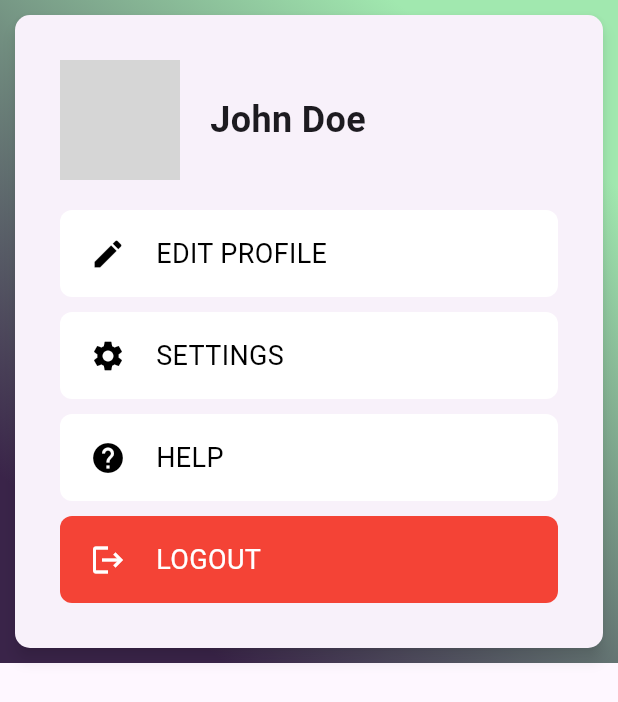
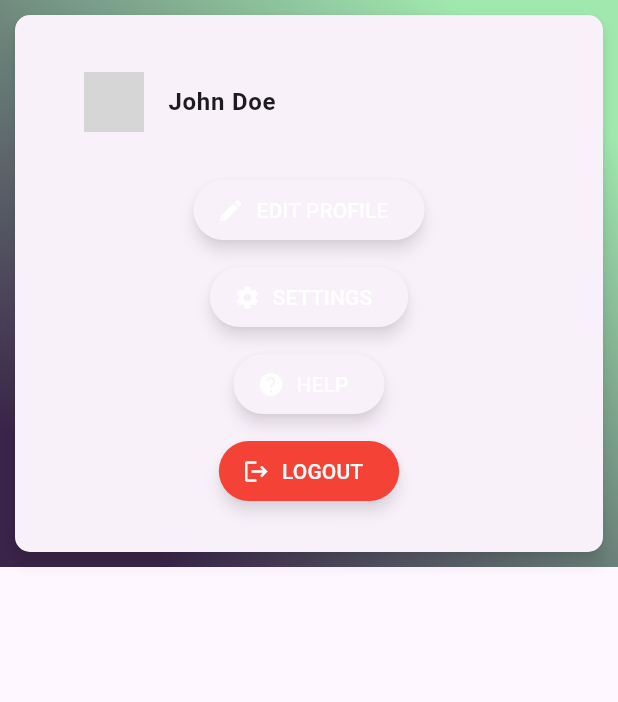
Before and after one commit to Affi-Amine/CoVoiturage, a Flutter app: the ProfileScreen screen opened directly, on a phone screen of 412 x 824 dp. Shown: the top 702 px of the screen. Run offline on Flutter 3.47's test engine with Material 2 defaults, Android fonts, the phone set to English and light mode, and no system bars; our stand-ins replace curved_navigation_bar, intl_phone_field; grey boxes are pictures that could not be loaded.

Commit message:
adding some style to the profileScreen

```diff
--- a/lib/screens/home/test.dart
+++ b/lib/screens/home/test.dart
@@ -48,70 +48,48 @@ class _ProfileContentCardState extends State<ProfileContentCard> {
         child: Column(
           mainAxisSize: MainAxisSize.min,
           children: [
-            // Profile Picture and Name Row
-            Row(
-              children: [
-                CircleAvatar(
-                  // Replace this with the user's profile picture
-                  backgroundImage: AssetImage('assets/profile_picture.png'),
-                  radius: 40,
-                ),
-                const SizedBox(width: 20),
-                Text(
-                  'John Doe', // Replace this with the user's name
-                  style: TextStyle(
-                    fontSize: 24,
-                    fontWeight: FontWeight.bold,
-                  ),
-                ),
-              ],
+            ListTile(
+              leading: CircleAvatar(
+                // Replace this with the user's profile picture
+                backgroundImage: AssetImage('assets/images/user_avatar.png'),
+              ),
+              title: Text(
+                // Replace this with the user's name
+                'John Doe',
+                style: TextStyle(fontWeight: FontWeight.bold),
+              ),
             ),
-            const SizedBox(height: 20),
-
-            // Edit Profile Row
-            ElevatedContainerRow(
-              leadingIcon: Icons.edit,
+            SizedBox(height: 20),
+            _buildClickableRow(
+              icon: Icons.edit,
               label: 'EDIT PROFILE',
-              backgroundColor: Colors.white,
-              textColor: Colors.black,
-              onTap: () {
-                // Edit Profile functionality
+              onClick: () {
+                // Edit profile functionality
               },
             ),
-            const SizedBox(height: 10),
-
-            // Settings Row
-            ElevatedContainerRow(
-              leadingIcon: Icons.settings,
+            SizedBox(height: 10),
+            _buildClickableRow(
+              icon: Icons.settings,
               label: 'SETTINGS',
-              backgroundColor: Colors.white,
-              textColor: Colors.black,
-              onTap: () {
-                // Settings functionality
+              onClick: () {
+                // Settings button functionality
               },
             ),
-            const SizedBox(height: 10),
-
-            // Help Row
-            ElevatedContainerRow(
-              leadingIcon: Icons.help,
+            SizedBox(height: 10),
+            _buildClickableRow(
+              icon: Icons.help,
               label: 'HELP',
-              backgroundColor: Colors.white,
-              textColor: Colors.black,
-              onTap: () {
-                // Help functionality
+              onClick: () {
+                // Help button functionality
               },
             ),
-            const SizedBox(height: 10),
-
-            // Logout Row
-            ElevatedContainerRow(
-              leadingIcon: Icons.logout,
+            SizedBox(height: 10),
+            _buildClickableRow(
+              icon: Icons.logout,
               label: 'LOGOUT',
               backgroundColor: Colors.red,
-              textColor: Colors.white,
-              onTap: () {
-                // Logout functionality
+              onClick: () {
+                // Logout button functionality
               },
             ),
           ],
@@ -119,48 +97,29 @@ class _ProfileContentCardState extends State<ProfileContentCard> {
       ),
     );
   }
-}
 
-class ElevatedContainerRow extends StatelessWidget {
-  final IconData leadingIcon;
-  final String label;
-  final Color backgroundColor;
-  final Color textColor;
-  final VoidCallback? onTap;
-
-  const ElevatedContainerRow({
-    required this.leadingIcon,
-    required this.label,
-    required this.backgroundColor,
-    required this.textColor,
-    this.onTap,
-  });
-
-  @override
-  Widget build(BuildContext context) {
-    return GestureDetector(
-      onTap: onTap,
-      child: Container(
-        decoration: BoxDecoration(
-          borderRadius: BorderRadius.circular(8),
-          color: backgroundColor,
+  Widget _buildClickableRow({
+    required IconData icon,
+    required String label,
+    Color? backgroundColor,
+    required VoidCallback onClick,
+  }) {
+    return MouseRegion(
+      cursor: SystemMouseCursors.click,
+      child: ElevatedButton.icon(
+        onPressed: onClick,
+        style: ElevatedButton.styleFrom(
+          primary: backgroundColor,
+          elevation: 4,
+          shadowColor: Colors.black54,
         ),
-        padding: const EdgeInsets.symmetric(vertical: 16, horizontal: 20),
-        child: Row(
-          children: [
-            Icon(
-              leadingIcon,
-              color: textColor,
-            ),
-            const SizedBox(width: 20),
-            Text(
-              label,
-              style: TextStyle(
-                color: textColor,
-                fontSize: 18,
-              ),
-            ),
-          ],
+        icon: Icon(
+          icon,
+          color: Colors.white,
+        ),
+        label: Text(
+          label,
+          style: TextStyle(color: Colors.white),
         ),
       ),
     );
```
Also changed, not shown: lib/constants/widgets/elevated_container_row.dart (+33 -16 lines).
